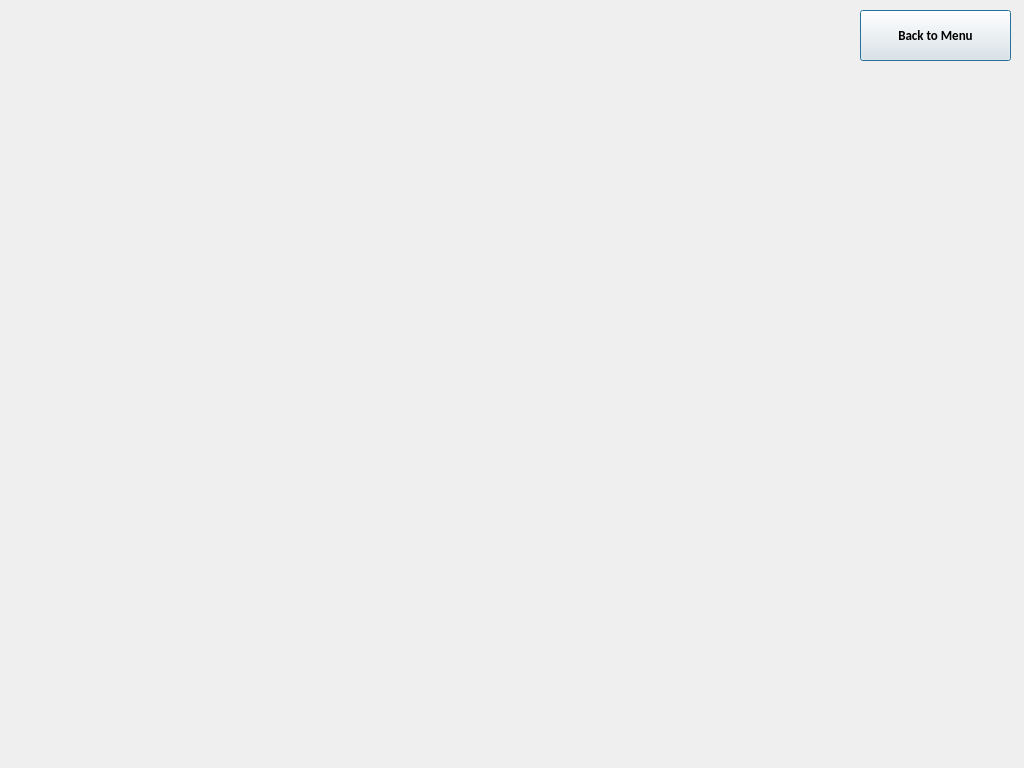
Qt form report.ui (fyc0707/COTS) before a commit.
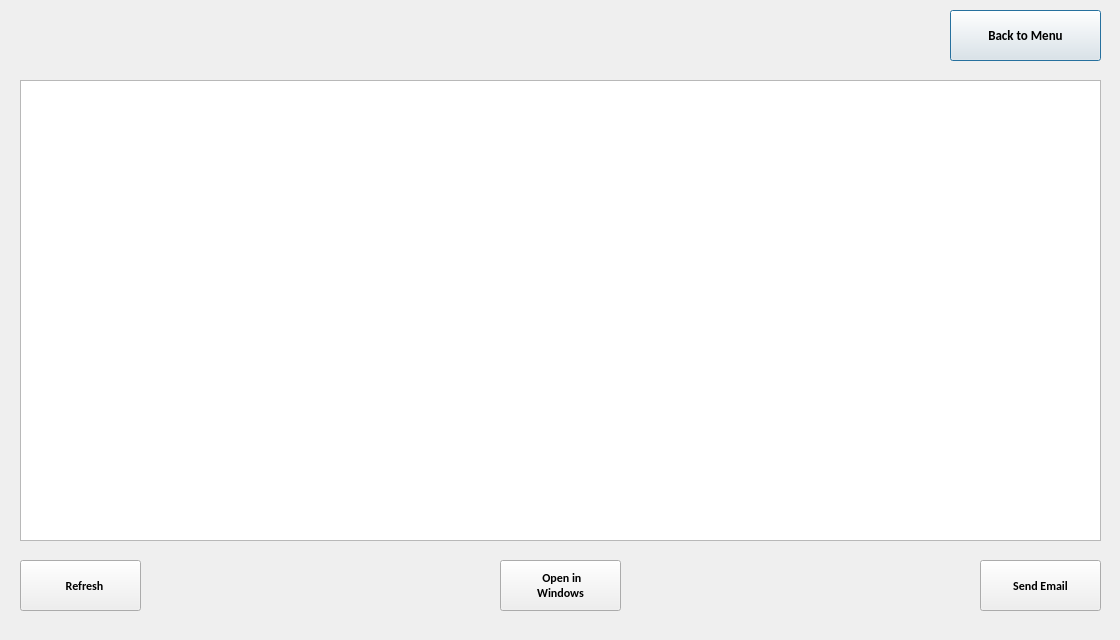
The same form after that commit. Icons and pictures are not drawn.

Diff of the .ui file:
```diff
--- a/report.ui
+++ b/report.ui
@@ -6,20 +6,20 @@
    <rect>
     <x>0</x>
     <y>0</y>
-    <width>1024</width>
-    <height>768</height>
+    <width>1120</width>
+    <height>640</height>
    </rect>
   </property>
   <property name="minimumSize">
    <size>
-    <width>1024</width>
-    <height>768</height>
+    <width>1120</width>
+    <height>640</height>
    </size>
   </property>
   <property name="maximumSize">
    <size>
-    <width>1024</width>
-    <height>768</height>
+    <width>1120</width>
+    <height>640</height>
    </size>
   </property>
   <property name="windowTitle">
@@ -32,7 +32,7 @@
   <widget class="QPushButton" name="pushButton">
    <property name="geometry">
     <rect>
-     <x>860</x>
+     <x>950</x>
      <y>10</y>
      <width>151</width>
      <height>51</height>
@@ -53,6 +53,247 @@
     <string>Back to Menu</string>
    </property>
   </widget>
+  <widget class="QTableView" name="cqcList">
+   <property name="geometry">
+    <rect>
+     <x>20</x>
+     <y>80</y>
+     <width>1081</width>
+     <height>461</height>
+    </rect>
+   </property>
+   <property name="font">
+    <font>
+     <family>Calibri</family>
+     <pointsize>8</pointsize>
+     <weight>50</weight>
+     <bold>false</bold>
+    </font>
+   </property>
+   <property name="focusPolicy">
+    <enum>Qt::NoFocus</enum>
+   </property>
+   <property name="styleSheet">
+    <string notr="true">QTableView{
+	selection-background-color: rgb(201, 210, 0);
+}
+QHeaderView::section{
+	font: 75 8pt &quot;Calibri&quot;;
+	background-color: rgb(232, 232, 232);
+}</string>
+   </property>
+   <property name="sizeAdjustPolicy">
+    <enum>QAbstractScrollArea::AdjustIgnored</enum>
+   </property>
+   <property name="editTriggers">
+    <set>QAbstractItemView::NoEditTriggers</set>
+   </property>
+   <property name="showDropIndicator" stdset="0">
+    <bool>false</bool>
+   </property>
+   <property name="dragDropOverwriteMode">
+    <bool>false</bool>
+   </property>
+   <property name="alternatingRowColors">
+    <bool>false</bool>
+   </property>
+   <property name="selectionMode">
+    <enum>QAbstractItemView::SingleSelection</enum>
+   </property>
+   <property name="selectionBehavior">
+    <enum>QAbstractItemView::SelectRows</enum>
+   </property>
+   <property name="sortingEnabled">
+    <bool>false</bool>
+   </property>
+   <attribute name="horizontalHeaderCascadingSectionResizes">
+    <bool>false</bool>
+   </attribute>
+   <attribute name="horizontalHeaderHighlightSections">
+    <bool>false</bool>
+   </attribute>
+   <attribute name="verticalHeaderVisible">
+    <bool>false</bool>
+   </attribute>
+   <attribute name="verticalHeaderCascadingSectionResizes">
+    <bool>false</bool>
+   </attribute>
+  </widget>
+  <widget class="QLabel" name="welcomeLabel">
+   <property name="geometry">
+    <rect>
+     <x>20</x>
+     <y>20</y>
+     <width>291</width>
+     <height>31</height>
+    </rect>
+   </property>
+   <property name="font">
+    <font>
+     <family>Calibri</family>
+     <pointsize>11</pointsize>
+     <weight>75</weight>
+     <bold>true</bold>
+    </font>
+   </property>
+   <property name="focusPolicy">
+    <enum>Qt::NoFocus</enum>
+   </property>
+   <property name="text">
+    <string/>
+   </property>
+   <property name="alignment">
+    <set>Qt::AlignLeading|Qt::AlignLeft|Qt::AlignVCenter</set>
+   </property>
+  </widget>
+  <widget class="QPushButton" name="emailButton">
+   <property name="geometry">
+    <rect>
+     <x>980</x>
+     <y>560</y>
+     <width>121</width>
+     <height>51</height>
+    </rect>
+   </property>
+   <property name="font">
+    <font>
+     <family>Calibri</family>
+     <pointsize>9</pointsize>
+     <weight>75</weight>
+     <bold>true</bold>
+    </font>
+   </property>
+   <property name="focusPolicy">
+    <enum>Qt::NoFocus</enum>
+   </property>
+   <property name="layoutDirection">
+    <enum>Qt::LeftToRight</enum>
+   </property>
+   <property name="text">
+    <string>Send Email</string>
+   </property>
+   <property name="icon">
+    <iconset resource="lookup_resource.qrc">
+     <normaloff>:/newPrefix/resources/img/alarm.png</normaloff>:/newPrefix/resources/img/alarm.png</iconset>
+   </property>
+   <property name="iconSize">
+    <size>
+     <width>40</width>
+     <height>40</height>
+    </size>
+   </property>
+   <property name="checkable">
+    <bool>false</bool>
+   </property>
+  </widget>
+  <widget class="QPushButton" name="refreshButton">
+   <property name="geometry">
+    <rect>
+     <x>20</x>
+     <y>560</y>
+     <width>121</width>
+     <height>51</height>
+    </rect>
+   </property>
+   <property name="font">
+    <font>
+     <family>Calibri</family>
+     <pointsize>9</pointsize>
+     <weight>75</weight>
+     <bold>true</bold>
+    </font>
+   </property>
+   <property name="focusPolicy">
+    <enum>Qt::NoFocus</enum>
+   </property>
+   <property name="layoutDirection">
+    <enum>Qt::LeftToRight</enum>
+   </property>
+   <property name="text">
+    <string>   Refresh</string>
+   </property>
+   <property name="icon">
+    <iconset resource="report_resource.qrc">
+     <normaloff>:/Icon/resources/img/refresh.png</normaloff>:/Icon/resources/img/refresh.png</iconset>
+   </property>
+   <property name="iconSize">
+    <size>
+     <width>30</width>
+     <height>30</height>
+    </size>
+   </property>
+   <property name="checkable">
+    <bool>false</bool>
+   </property>
+  </widget>
+  <widget class="QPushButton" name="openButton">
+   <property name="geometry">
+    <rect>
+     <x>500</x>
+     <y>560</y>
+     <width>121</width>
+     <height>51</height>
+    </rect>
+   </property>
+   <property name="font">
+    <font>
+     <family>Calibri</family>
+     <pointsize>9</pointsize>
+     <weight>75</weight>
+     <bold>true</bold>
+    </font>
+   </property>
+   <property name="focusPolicy">
+    <enum>Qt::NoFocus</enum>
+   </property>
+   <property name="layoutDirection">
+    <enum>Qt::LeftToRight</enum>
+   </property>
+   <property name="text">
+    <string> Open in
+Windows</string>
+   </property>
+   <property name="icon">
+    <iconset resource="report_resource.qrc">
+     <normaloff>:/Icon/resources/img/open.png</normaloff>:/Icon/resources/img/open.png</iconset>
+   </property>
+   <property name="iconSize">
+    <size>
+     <width>30</width>
+     <height>30</height>
+    </size>
+   </property>
+   <property name="checkable">
+    <bool>false</bool>
+   </property>
+  </widget>
+  <widget class="QLabel" name="resultLabel">
+   <property name="geometry">
+    <rect>
+     <x>650</x>
+     <y>570</y>
+     <width>311</width>
+     <height>31</height>
+    </rect>
+   </property>
+   <property name="font">
+    <font>
+     <family>Calibri</family>
+     <pointsize>9</pointsize>
+     <weight>75</weight>
+     <bold>true</bold>
+    </font>
+   </property>
+   <property name="focusPolicy">
+    <enum>Qt::NoFocus</enum>
+   </property>
+   <property name="text">
+    <string/>
+   </property>
+   <property name="alignment">
+    <set>Qt::AlignCenter</set>
+   </property>
+  </widget>
  </widget>
  <resources>
   <include location="report_resource.qrc"/>
```
Left out of the diff: 54 changed lines with no effect on the pictures.
